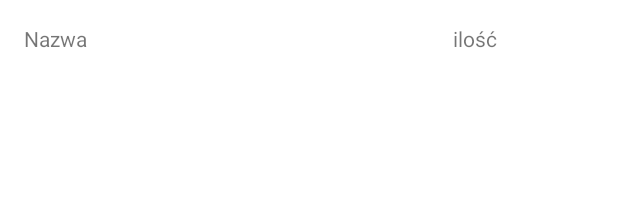
After one commit to lenardam/MyDiet, an Android app: the layout ingredient_item.xml on its own in the app's theme, with its tools: preview values and no code run, on a phone screen of 412 x 824 dp. The commit adds this screen. Shown: the top 221 px of the screen. Run offline under Robolectric (Android 15) with nearby library versions, the phone set to English and light mode, and no system bars.

Commit message:
Dodanie wypełniania recycleView w oknie dodawania nowego przepisu

```diff
--- /dev/null
+++ b/android/app/src/main/res/layout/ingredient_item.xml
@@ -0,0 +1,39 @@
+<?xml version="1.0" encoding="utf-8"?>
+<FrameLayout xmlns:android="http://schemas.android.com/apk/res/android"
+    xmlns:app="http://schemas.android.com/apk/res-auto"
+    xmlns:tools="http://schemas.android.com/tools"
+    android:layout_width="match_parent"
+    android:layout_height="wrap_content"
+    android:layout_gravity="center|top">
+
+    <androidx.constraintlayout.widget.ConstraintLayout
+        android:layout_width="match_parent"
+        android:layout_height="wrap_content">
+
+        <TextView
+            android:id="@+id/rv_ingredient_name"
+            android:layout_width="260dp"
+            android:layout_height="30dp"
+            android:layout_marginStart="16dp"
+            android:layout_marginTop="16dp"
+            android:layout_marginBottom="16dp"
+            android:text="Nazwa"
+            app:layout_constraintBottom_toBottomOf="parent"
+            app:layout_constraintStart_toStartOf="parent"
+            app:layout_constraintTop_toTopOf="parent" />
+
+        <TextView
+            android:id="@+id/rv_ingredient_amount"
+            android:layout_width="100dp"
+            android:layout_height="30dp"
+            android:layout_marginStart="31dp"
+            android:layout_marginTop="16dp"
+            android:layout_marginEnd="16dp"
+            android:layout_marginBottom="16dp"
+            android:text="ilość"
+            app:layout_constraintBottom_toBottomOf="parent"
+            app:layout_constraintEnd_toEndOf="parent"
+            app:layout_constraintStart_toEndOf="@+id/rv_ingredient_name"
+            app:layout_constraintTop_toTopOf="parent" />
+    </androidx.constraintlayout.widget.ConstraintLayout>
+</FrameLayout>
```
Also changed, not shown: android/app/src/main/java/com/lenardam/mydiet/NewRecipeActivity.java (+24 -5 lines), android/app/src/main/java/com/lenardam/mydiet/adapters/IngredientAdapter.java (added, +56 -0 lines), android/app/src/main/java/com/lenardam/mydiet/adapters/InstructionStepAdapter.java (added, +56 -0 lines), android/app/src/main/res/layout/instruction_step_item.xml (added, +39 -0 lines), android/app/src/main/res/layout/new_recipe_activity.xml (+5 -2 lines).
